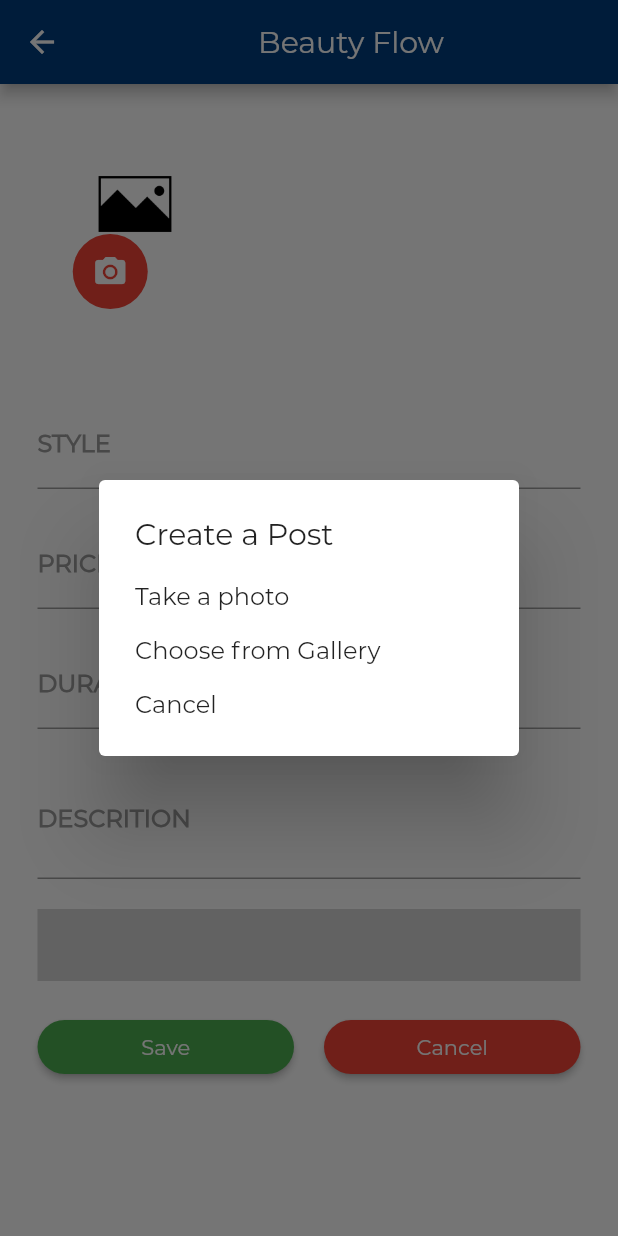
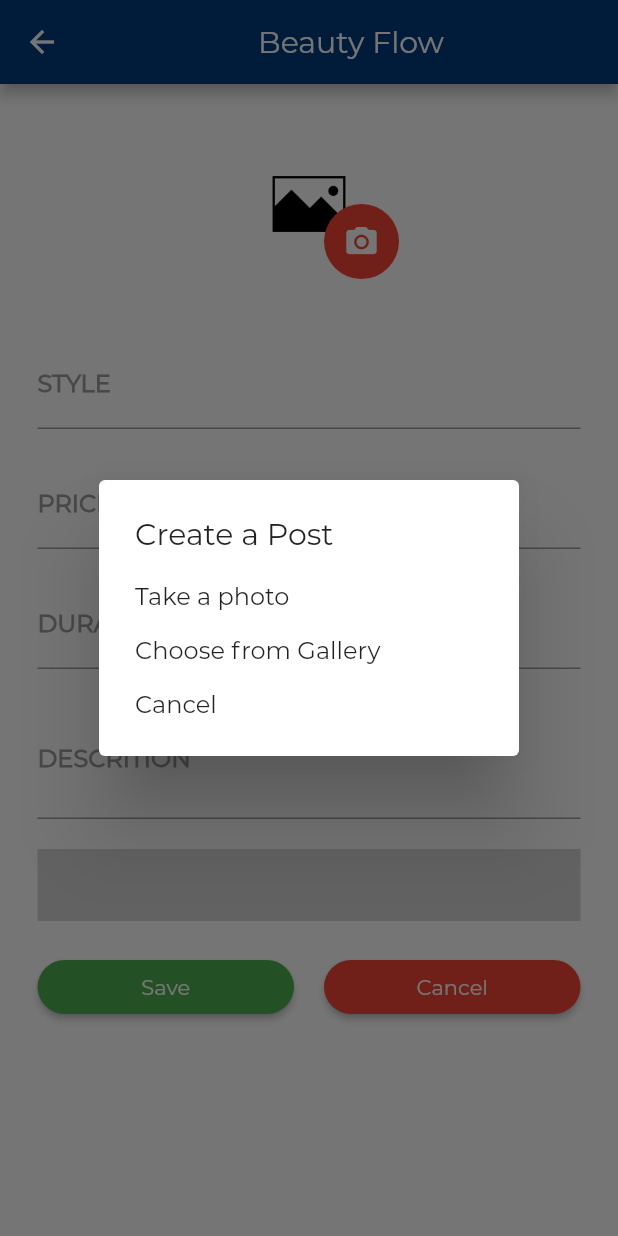
Before and after one commit to partnercloudsupport/beauty_flow, a Flutter app: the NewPostPage screen opened directly, after a tap on the "camera alt" icon, on a phone screen of 412 x 824 dp. Run offline on Flutter 3.47's test engine with Material 2 defaults, Android fonts, the phone set to English and light mode, and no system bars; our stand-ins replace cached_network_image, cloud_firestore, fancy_bottom_navigation, firebase_auth, firebase_storage, flutter_spinkit and 5 more; missing offline and left inert: flutter_cupertino_date_picker, simple_autocomplete_formfield; accounts and stored records are empty; statements that could not run were skipped; project files that could hold a hidden picture were left out.

Commit message:
Small Changes

```diff
--- a/lib/pages/newpost_page.dart
+++ b/lib/pages/newpost_page.dart
@@ -99,18 +99,18 @@ class _NewPostPageState extends State<NewPostPage> {
               Column(
                 children: <Widget>[
                   new Container(
-                    height: 210.0,
+                    height: 170.0,
                     color: Colors.white,
                     child: new Column(
                       children: <Widget>[
                         Padding(
-                          padding: EdgeInsets.only(top: 10.0, left: 20.0),
+                          padding: EdgeInsets.only(top: 10.0, left: 0.0),
                           child: new Stack(
                             fit: StackFit.loose,
                             children: <Widget>[
                               new Row(
-                                crossAxisAlignment: CrossAxisAlignment.start,
-                                mainAxisAlignment: MainAxisAlignment.start,
+                                crossAxisAlignment: CrossAxisAlignment.center,
+                                mainAxisAlignment: MainAxisAlignment.center,
                                 children: <Widget>[
                                   new Container(
                                     width: 140.0,
@@ -130,7 +130,7 @@ class _NewPostPageState extends State<NewPostPage> {
                               ),
                               Padding(
                                 padding:
-                                    EdgeInsets.only(top: 90.0, right: 285.0),
+                                    EdgeInsets.only(top: 70.0, left: 70.0),
                                 child: new Row(
                                   mainAxisAlignment: MainAxisAlignment.center,
                                   children: <Widget>[
@@ -157,7 +157,7 @@ class _NewPostPageState extends State<NewPostPage> {
                   new Container(
                     color: Color(0xffFFFFFF),
                     child: Padding(
-                      padding: EdgeInsets.only(bottom: 25.0),
+                      padding: EdgeInsets.only(bottom: 20.0),
                       child: new Column(
                         crossAxisAlignment: CrossAxisAlignment.start,
                         mainAxisAlignment: MainAxisAlignment.start,
```
Also changed, not shown: lib/pages/booking_page.dart (+29 -5 lines), lib/pages/comment_page.dart (+10 -9 lines), lib/pages/profile_page.dart (+28 -4 lines), lib/pages/userdetailshero_page.dart (+8 -5 lines).
